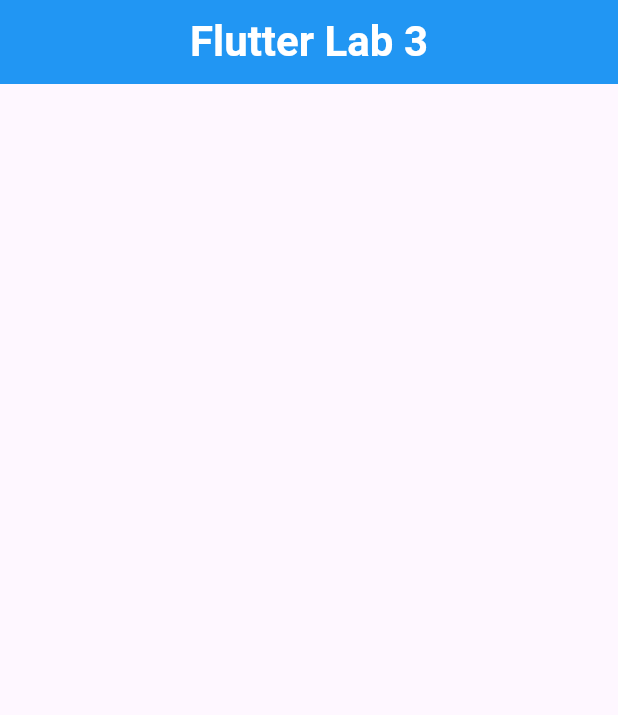
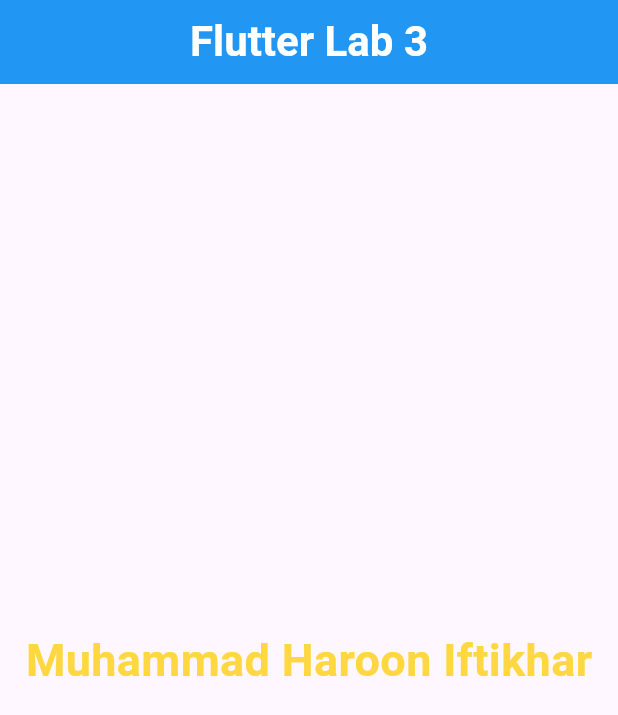
Before and after one commit to mianharoon1197/Flutter-Development, a Flutter app: the screen it shows after launch, on a phone screen of 412 x 824 dp. Shown: the top 715 px of the screen. Run offline on Flutter 3.47's test engine with Material 3 defaults, Android fonts, the phone set to English and light mode, and no system bars.

Commit message:
Added Body of Widget

```diff
--- a/Lab3/app1/lib/main.dart
+++ b/Lab3/app1/lib/main.dart
@@ -21,6 +21,16 @@ class FirstWid extends StatelessWidget {
           backgroundColor: Colors.blue,
           foregroundColor: Colors.white,
         ),
+        body: const Center(
+          child: Text(
+            'Muhammad Haroon Iftikhar',
+            style: TextStyle(
+              fontSize:30,
+              fontWeight: FontWeight.bold,
+              color: Colors.amberAccent
+            ),
+          ),
+        ),
       ),
     );
   }
```
